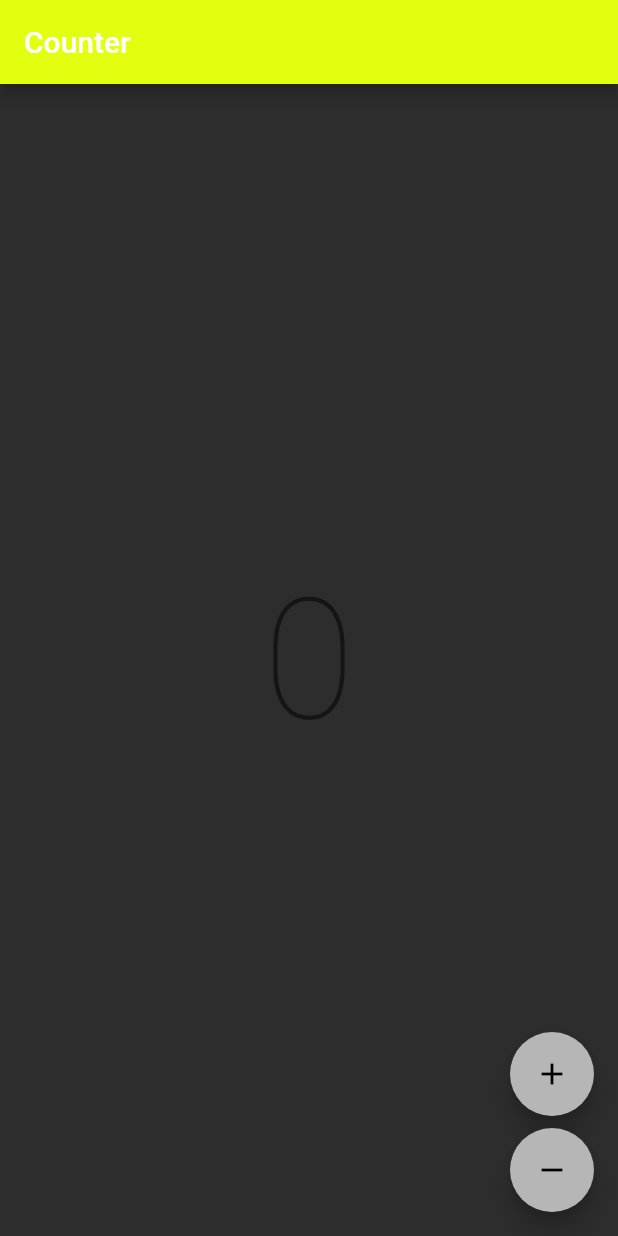
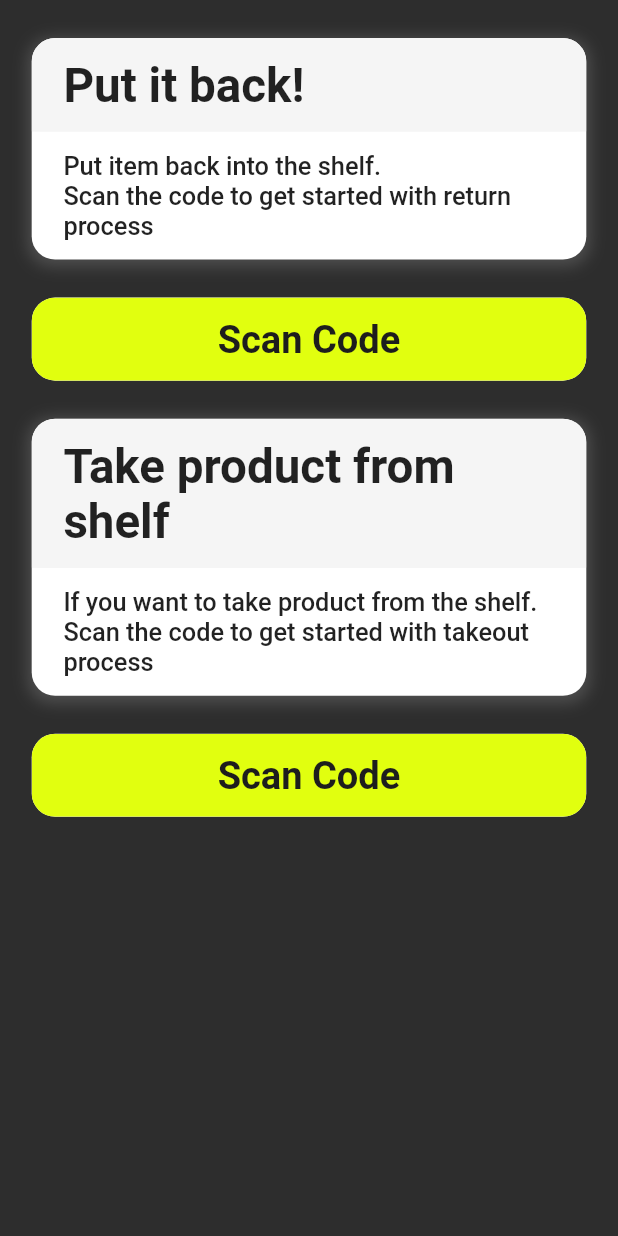
Before and after one commit to Maqcel/Flu_Warehouse_Mobile, a Flutter app: the screen it shows after launch, on a phone screen of 412 x 824 dp. Run offline on Flutter 3.47's test engine with Material 2 defaults, Android fonts, the phone set to English and light mode, and no system bars; our stand-ins replace auto_route, bloc, equatable, flutter_bloc, flutter_screenutil, flutter_svg and 4 more; generated files the repository leaves out were written again; Roboto replaces fonts that are missing (Raleway).

Commit message:
[MAG-4] Home Screen entry page layout

```diff
--- a/lib/counter/cubit/counter_cubit.dart
+++ /dev/null
@@ -1,8 +0,0 @@
-import 'package:bloc/bloc.dart';
-
-class CounterCubit extends Cubit<int> {
-  CounterCubit() : super(0);
-
-  void increment() => emit(state + 1);
-  void decrement() => emit(state - 1);
-}
--- a/lib/counter/view/counter_page.dart
+++ /dev/null
@@ -1,57 +0,0 @@
-import 'package:auto_route/auto_route.dart';
-import 'package:flu_warehouse_mobile/counter/cubit/counter_cubit.dart';
-import 'package:flu_warehouse_mobile/l10n/l10n.dart';
-import 'package:flutter/material.dart';
-import 'package:flutter_bloc/flutter_bloc.dart';
-
-@RoutePage()
-class CounterPage extends StatelessWidget {
-  const CounterPage({super.key});
-
-  @override
-  Widget build(BuildContext context) {
-    return BlocProvider(
-      create: (_) => CounterCubit(),
-      child: const CounterView(),
-    );
-  }
-}
-
-class CounterView extends StatelessWidget {
-  const CounterView({super.key});
-
-  @override
-  Widget build(BuildContext context) {
-    final l10n = context.l10n;
-    return Scaffold(
-      appBar: AppBar(title: Text(l10n.counterAppBarTitle)),
-      body: const Center(child: CounterText()),
-      floatingActionButton: Column(
-        mainAxisAlignment: MainAxisAlignment.end,
-        crossAxisAlignment: CrossAxisAlignment.end,
-        children: [
-          FloatingActionButton(
-            onPressed: () => context.read<CounterCubit>().increment(),
-            child: const Icon(Icons.add),
-          ),
-          const SizedBox(height: 8),
-          FloatingActionButton(
-            onPressed: () => context.read<CounterCubit>().decrement(),
-            child: const Icon(Icons.remove),
-          ),
-        ],
-      ),
-    );
-  }
-}
-
-class CounterText extends StatelessWidget {
-  const CounterText({super.key});
-
-  @override
-  Widget build(BuildContext context) {
-    final theme = Theme.of(context);
-    final count = context.select((CounterCubit cubit) => cubit.state);
-    return Text('$count', style: theme.textTheme.displayLarge);
-  }
-}
--- a/lib/extensions/build_context_extension.dart
+++ b/lib/extensions/build_context_extension.dart
@@ -11,6 +11,15 @@ import 'package:provider/provider.dart';
 extension ContextProvider on BuildContext {
   AppTheme getColors({bool listen = true}) =>
       Provider.of<ThemeModel>(this, listen: listen).getTheme;
+
+  List<BoxShadow> getShadows() => [
+        BoxShadow(
+          color: getColors().primaryGrey.withOpacity(0.25),
+          offset: Offset(AppDimensions.zero, AppDimensions.xxs),
+          spreadRadius: AppDimensions.xxs,
+          blurRadius: AppDimensions.s,
+        ),
+      ];
 
   void showError(Failure failure) => ScaffoldMessenger.of(this).showSnackBar(
         SnackBar(
--- a/lib/l10n/arb/app_en.arb
+++ b/lib/l10n/arb/app_en.arb
@@ -7,5 +7,25 @@
     "errorResponseNotIncluded": "No errors in response :(",
     "@errorResponseNotIncluded": {
         "description": "Text shown in the Snackbar if there is no message in error response"
+    },
+    "scannerEntryReturnHeaderText": "Put it back!",
+    "@scannerEntryReturnHeaderText": {
+        "description": "ScannerEntry Home return card header text"
+    },
+    "scannerEntryReturnBodyText": "Put item back into the shelf.\nScan the code to get started with return process",
+    "@scannerEntryReturnBodyText": {
+        "description": "ScannerEntry Home return card body text"
+    },
+    "scannerEntryGetProductHeaderText": "Take product from shelf",
+    "@scannerEntryGetProductHeaderText": {
+        "description": "ScannerEntry Home take card header text"
+    },
+    "scannerEntryGetProductBodyText": "If you want to take product from the shelf.\nScan the code to get started with takeout process",
+    "@scannerEntryGetProductBodyText": {
+        "description": "ScannerEntry Home take card body text"
+    },
+    "scannerEntryActionButtonText": "Scan Code",
+    "@scannerEntryActionButtonText": {
+        "description": "ScannerEntry Home action button text"
     }
 }
--- a/lib/presentation/common_widgets/common_button.dart
+++ b/lib/presentation/common_widgets/common_button.dart
@@ -1,4 +1,7 @@
 import 'package:flu_warehouse_mobile/extensions/extension_mixin.dart';
+import 'package:flu_warehouse_mobile/style/app_dimensions.dart';
+import 'package:flu_warehouse_mobile/style/app_radius.dart';
+import 'package:flu_warehouse_mobile/style/app_typography.dart';
 import 'package:flutter/material.dart';
 
 class CommonButton extends StatelessWidget with ExtensionMixin {
@@ -21,16 +24,40 @@ class CommonButton extends StatelessWidget with ExtensionMixin {
   Widget build(BuildContext context) => Row(
         children: [
           Expanded(
-            child: ElevatedButton(
-              onPressed: _isEnabled ? _onPressed : null,
-              child: _content(context),
+            child: Material(
+              borderRadius: _buttonRadius(),
+              child: InkWell(
+                borderRadius: _buttonRadius(),
+                onTap: _isEnabled ? _onPressed : null,
+                child: _content(context),
+              ),
             ),
           ),
         ],
       );
 
-  Widget _content(BuildContext context) => Text(
-        _buttonText,
-        textAlign: TextAlign.center,
+  BorderRadius _buttonRadius() => BorderRadius.circular(AppRadius.m);
+
+  Widget _content(BuildContext context) => Ink(
+        decoration: BoxDecoration(
+          borderRadius: _buttonRadius(),
+          color: _isEnabled
+              ? _isMainAction
+                  ? context.getColors().primaryYellow100
+                  : context.getColors().primaryOrange
+              : context.getColors().primaryGrey,
+        ),
+        child: Padding(
+          padding: EdgeInsets.symmetric(vertical: AppDimensions.xm),
+          child: Text(
+            _buttonText,
+            textAlign: TextAlign.center,
+            style: AppTypography.header2.copyWith(
+              color: _isMainAction
+                  ? context.getColors().primaryBlack100
+                  : context.getColors().secondaryBlack100,
+            ),
+          ),
+        ),
       );
 }
--- /dev/null
+++ b/lib/presentation/common_widgets/common_card.dart
@@ -0,0 +1,95 @@
+import 'package:flu_warehouse_mobile/extensions/extension_mixin.dart';
+import 'package:flu_warehouse_mobile/generated/assets/assets.gen.dart';
+import 'package:flu_warehouse_mobile/style/app_dimensions.dart';
+import 'package:flu_warehouse_mobile/style/app_radius.dart';
+import 'package:flu_warehouse_mobile/style/app_typography.dart';
+import 'package:flutter/material.dart';
+
+class CommonCard extends StatelessWidget with ExtensionMixin {
+  const CommonCard({
+    super.key,
+    Widget? headerWidget,
+    String? headerText,
+    required Widget bodyWidget,
+    void Function()? onCloseActionPressed,
+  })  : _headerWidget = headerWidget,
+        _headerText = headerText ?? '',
+        _bodyWidget = bodyWidget,
+        _onCloseActionPressed = onCloseActionPressed,
+        assert(
+          (headerText == null && headerWidget != null) ||
+              (headerWidget == null && headerText != null),
+          'HeaderText or HeaderWidget must be provided with CommonCard',
+        );
+
+  final Widget? _headerWidget;
+  final String _headerText;
+  final Widget _bodyWidget;
+  final VoidCallback? _onCloseActionPressed;
+
+  @override
+  Widget build(BuildContext context) => Padding(
+        padding: EdgeInsets.all(AppDimensions.xs),
+        child: DecoratedBox(
+          decoration: BoxDecoration(
+            borderRadius: BorderRadius.all(Radius.circular(AppRadius.m)),
+            color: context.getColors().primaryWhite,
+            boxShadow: context.getShadows(),
+          ),
+          child: Column(
+            mainAxisSize: MainAxisSize.min,
+            children: [
+              _headerSection(context),
+              _bodySection(context),
+            ],
+          ),
+        ),
+      );
+
+  Widget _headerSection(BuildContext context) => ClipRRect(
+        borderRadius: BorderRadius.vertical(top: Radius.circular(AppRadius.m)),
+        child: DecoratedBox(
+          decoration: BoxDecoration(
+            color: context.getColors().secondaryGrey,
+            boxShadow: context.getShadows(),
+          ),
+          child: Padding(
+            padding: EdgeInsets.symmetric(
+              vertical: AppDimensions.xm,
+              horizontal: AppDimensions.ms,
+            ),
+            child: Row(
+              mainAxisAlignment: MainAxisAlignment.spaceBetween,
+              children: [
+                if (_headerText.isNotEmpty)
+                  Expanded(
+                    child: Text(
+                      _headerText,
+                      style: AppTypography.header1,
+                    ),
+                  )
+                else
+                  _headerWidget ?? const SizedBox.shrink(),
+                if (_onCloseActionPressed != null) _closeActionButton(context),
+              ],
+            ),
+          ),
+        ),
+      );
+
+  Widget _closeActionButton(BuildContext context) => Material(
+        child: InkWell(
+          borderRadius: BorderRadius.circular(AppRadius.m),
+          onTap: _onCloseActionPressed,
+          child: Padding(
+            padding: EdgeInsets.all(AppDimensions.xs),
+            child: Assets.icons.close.svg(),
+          ),
+        ),
+      );
+
+  Widget _bodySection(BuildContext context) => Row(
+        mainAxisSize: MainAxisSize.min,
+        children: [Expanded(child: _bodyWidget)],
+      );
+}
--- /dev/null
+++ b/lib/presentation/pages/home/domain/model/actions_enum.dart
@@ -0,0 +1,8 @@
+enum ActionsEnum {
+  scannerEntry,
+  scannerReturn,
+  scannerTake,
+  productFound,
+  localizationEditReturn,
+  localizationEditTake,
+}
--- /dev/null
+++ b/lib/presentation/pages/home/page/cubit/home_cubit.dart
@@ -0,0 +1,26 @@
+import 'package:flu_warehouse_mobile/presentation/pages/home/domain/model/actions_enum.dart';
+import 'package:flu_warehouse_mobile/presentation/pages/home/page/cubit/home_state.dart';
+import 'package:flutter_bloc/flutter_bloc.dart';
+import 'package:injectable/injectable.dart';
+
+@injectable
+class HomeCubit extends Cubit<HomeState> {
+  HomeCubit() : super(const HomeState.scannerEntry());
+
+  void changeHomeScreen(ActionsEnum action) {
+    switch (action) {
+      case ActionsEnum.scannerEntry:
+        return emit(const HomeState.scannerEntry());
+      case ActionsEnum.scannerReturn:
+        return emit(const HomeState.scanningProduct(isReturnMode: true));
+      case ActionsEnum.scannerTake:
+        return emit(const HomeState.scanningProduct(isReturnMode: false));
+      case ActionsEnum.productFound:
+        return emit(const HomeState.productFound());
+      case ActionsEnum.localizationEditReturn:
+        return emit(const HomeState.localizationEdit(isReturnMode: true));
+      case ActionsEnum.localizationEditTake:
+        return emit(const HomeState.localizationEdit(isReturnMode: false));
+    }
+  }
+}
--- /dev/null
+++ b/lib/presentation/pages/home/page/cubit/home_state.dart
@@ -0,0 +1,18 @@
+import 'package:freezed_annotation/freezed_annotation.dart';
+
+part 'home_state.freezed.dart';
+
+@freezed
+class HomeState with _$HomeState {
+  const factory HomeState.scannerEntry() = HomeStateScannerEntry;
+
+  const factory HomeState.scanningProduct({
+    required bool isReturnMode,
+  }) = HomeStateScanningProduct;
+
+  const factory HomeState.productFound() = HomeStateProductFound;
+
+  const factory HomeState.localizationEdit({
+    required bool isReturnMode,
+  }) = HomeStateLocalizationEdit;
+}
--- /dev/null
+++ b/lib/presentation/pages/home/page/view/home_page.dart
@@ -0,0 +1,56 @@
+import 'package:auto_route/auto_route.dart';
+import 'package:flu_warehouse_mobile/di/dependencies.dart';
+import 'package:flu_warehouse_mobile/extensions/extension_mixin.dart';
+import 'package:flu_warehouse_mobile/presentation/pages/home/domain/model/actions_enum.dart';
+import 'package:flu_warehouse_mobile/presentation/pages/home/page/cubit/home_cubit.dart';
+import 'package:flu_warehouse_mobile/presentation/pages/home/page/cubit/home_state.dart';
+import 'package:flu_warehouse_mobile/presentation/pages/home/page/view/home_scanner_entry_view.dart';
+import 'package:flu_warehouse_mobile/style/app_typography.dart';
+import 'package:flutter/material.dart';
+import 'package:flutter_bloc/flutter_bloc.dart';
+
+@RoutePage()
+class HomePage extends StatelessWidget
+    implements AutoRouteWrapper, ExtensionMixin {
+  const HomePage({super.key});
+
+  @override
+  Widget wrappedRoute(BuildContext context) => BlocProvider<HomeCubit>(
+        create: (BuildContext context) => getIt<HomeCubit>(),
+        child: this,
+      );
+
+  @override
+  Widget build(BuildContext context) =>
+      BlocBuilder<HomeCubit, HomeState>(builder: _builder);
+
+  Widget _builder(BuildContext context, HomeState state) => state.maybeWhen(
+        scannerEntry: () => HomeScannerEntryView(
+          onActionButtonPressed: context.read<HomeCubit>().changeHomeScreen,
+        ),
+        scanningProduct: (isReturnMode) => _emptyPlaceholder(context, state),
+        productFound: () => _emptyPlaceholder(context, state),
+        localizationEdit: (isReturnMode) => _emptyPlaceholder(context, state),
+        orElse: () => _emptyPlaceholder(context, state),
+      );
+
+  Widget _emptyPlaceholder(
+    BuildContext context,
+    HomeState homeState,
+  ) =>
+      GestureDetector(
+        onTap: () => context
+            .read<HomeCubit>()
+            .changeHomeScreen(ActionsEnum.scannerEntry),
+        child: Scaffold(
+          body: Center(
+            child: Text(
+              homeState.toString(),
+              style: AppTypography.body1.copyWith(
+                color: context.getColors().primaryWhite,
+              ),
+            ),
+          ),
+        ),
+      );
+}
--- /dev/null
+++ b/lib/presentation/pages/home/page/view/home_scanner_entry_view.dart
@@ -0,0 +1,92 @@
+import 'package:flu_warehouse_mobile/l10n/l10n.dart';
+import 'package:flu_warehouse_mobile/presentation/common_widgets/common_button.dart';
+import 'package:flu_warehouse_mobile/presentation/common_widgets/common_card.dart';
+import 'package:flu_warehouse_mobile/presentation/pages/home/domain/model/actions_enum.dart';
+import 'package:flu_warehouse_mobile/style/app_dimensions.dart';
+import 'package:flu_warehouse_mobile/style/app_typography.dart';
+import 'package:flutter/material.dart';
+
+class HomeScannerEntryView extends StatelessWidget {
+  const HomeScannerEntryView({
+    super.key,
+    required void Function(ActionsEnum) onActionButtonPressed,
+  }) : _onActionButtonPressed = onActionButtonPressed;
+
+  final void Function(ActionsEnum) _onActionButtonPressed;
+
+  @override
+  Widget build(BuildContext context) => Scaffold(
+        body: SafeArea(
+          child: SingleChildScrollView(
+            child: Column(
+              children: [
+                ..._actionSectionBuilder(
+                  context: context,
+                  headerText: context.l10n.scannerEntryReturnHeaderText,
+                  bodyText: context.l10n.scannerEntryReturnBodyText,
+                  actionButtonText: context.l10n.scannerEntryActionButtonText,
+                  onActionButtonPressed: () =>
+                      _onActionButtonPressed(ActionsEnum.scannerReturn),
+                ),
+                ..._actionSectionBuilder(
+                  context: context,
+                  headerText: context.l10n.scannerEntryGetProductHeaderText,
+                  bodyText: context.l10n.scannerEntryGetProductBodyText,
+                  actionButtonText: context.l10n.scannerEntryActionButtonText,
+                  onActionButtonPressed: () =>
+                      _onActionButtonPressed(ActionsEnum.scannerTake),
+                ),
+              ],
+            ),
+          ),
+        ),
+      );
+
+  List<Widget> _actionSectionBuilder({
+    required BuildContext context,
+    required String headerText,
+    required String bodyText,
+    required String actionButtonText,
+    required VoidCallback onActionButtonPressed,
+  }) =>
+      [
+        _buildActionCard(
+          context: context,
+          headerText: headerText,
+          bodyText: bodyText,
+        ),
+        Padding(
+          padding: EdgeInsets.symmetric(horizontal: AppDimensions.ms),
+          child: CommonButton(
+            buttonText: actionButtonText,
+            isEnabled: true,
+            onPressed: onActionButtonPressed,
+          ),
+        ),
+      ];
+
+  Widget _buildActionCard({
+    required BuildContext context,
+    required String headerText,
+    required String bodyText,
+  }) =>
+      Padding(
+        padding: EdgeInsets.symmetric(
+          horizontal: AppDimensions.m,
+          vertical: AppDimensions.ms,
+        ),
+        child: CommonCard(
+          headerText: headerText,
+          bodyWidget: Padding(
+            padding: EdgeInsets.symmetric(
+              horizontal: AppDimensions.ms,
+              vertical: AppDimensions.xm,
+            ),
+            child: Text(
+              bodyText,
+              style: AppTypography.body1,
+            ),
+          ),
+        ),
+      );
+}
--- a/lib/presentation/routing/app_route.dart
+++ b/lib/presentation/routing/app_route.dart
@@ -6,7 +6,7 @@ class AppRouter extends $AppRouter {
   @override
   final List<AutoRoute> routes = [
     AutoRoute(
-      page: CounterRoute.page,
+      page: HomeRoute.page,
       path: '/',
     ),
   ];
--- a/lib/style/app_colors.dart
+++ b/lib/style/app_colors.dart
@@ -22,6 +22,7 @@ abstract class AppColorsBase {
   late Color secondaryGrey;
   late Color tertiaryGrey;
   late Color primaryWhite;
+  late Color primaryOrange;
 }
 
 class AppStandardColors {
@@ -44,4 +45,5 @@ class AppStandardColors {
   static const Color secondaryGrey = Color(0xfff5f5f5);
   static const Color tertiaryGrey = Color(0xfff9f9f9);
   static const Color primaryWhite = Color(0xffffffff);
+  static const Color primaryOrange = Color(0xffFFA50F);
 }
--- /dev/null
+++ b/lib/style/app_radius.dart
@@ -0,0 +1,6 @@
+import 'package:flutter_screenutil/flutter_screenutil.dart';
+
+class AppRadius {
+  // 16
+  static final m = 16.r;
+}
--- a/lib/style/theme/theme.dart
+++ b/lib/style/theme/theme.dart
@@ -50,4 +50,6 @@ class StandardTheme extends AppTheme {
   Color tertiaryGrey = AppStandardColors.tertiaryGrey;
   @override
   Color primaryWhite = AppStandardColors.primaryWhite;
+  @override
+  Color primaryOrange = AppStandardColors.primaryOrange;
 }
--- a/mason/bricks/warehouse_feature/__brick__/lib/presentation/pages/{{featureName.snakeCase()}}/page/view/{{featureName.snakeCase()}}_page.dart
+++ b/mason/bricks/warehouse_feature/__brick__/lib/presentation/pages/{{featureName.snakeCase()}}/page/view/{{featureName.snakeCase()}}_page.dart
@@ -8,6 +8,7 @@ import 'package:flu_warehouse_mobile/di/dependencies.dart';
 import 'package:flutter/material.dart';
 import 'package:flutter_bloc/flutter_bloc.dart';
 
+@RoutePage()
 class {{featureName.pascalCase()}}Page extends StatelessWidget implements AutoRouteWrapper, ExtensionMixin {
   const {{featureName.pascalCase()}}Page({super.key});
 
@@ -30,7 +31,7 @@ class {{featureName.pascalCase()}}Page extends StatelessWidget implements AutoRo
   Widget _builder(BuildContext context, {{featureName.pascalCase()}}State state) => state.maybeWhen(
         loading: _loadingBody,
         loaded: (model) => _buildBody(context),
-        orElse: () => const SizedBox.shrink(),
+        orElse: () => const Scaffold(body: SizedBox.shrink()),
       );
 
   Widget _loadingBody() => const Scaffold(
--- a/pubspec.yaml
+++ b/pubspec.yaml
@@ -17,7 +17,7 @@ dependencies:
   flutter_localizations:
     sdk: flutter
   flutter_screenutil: 5.7.0
-  flutter_svg: 2.0.4
+  flutter_svg: 2.0.2
   freezed: 2.3.2
   freezed_annotation: 2.2.0
   get_it: 7.2.0
```
Also changed, not shown: assets/icons/close.svg (added), pubspec.lock.
